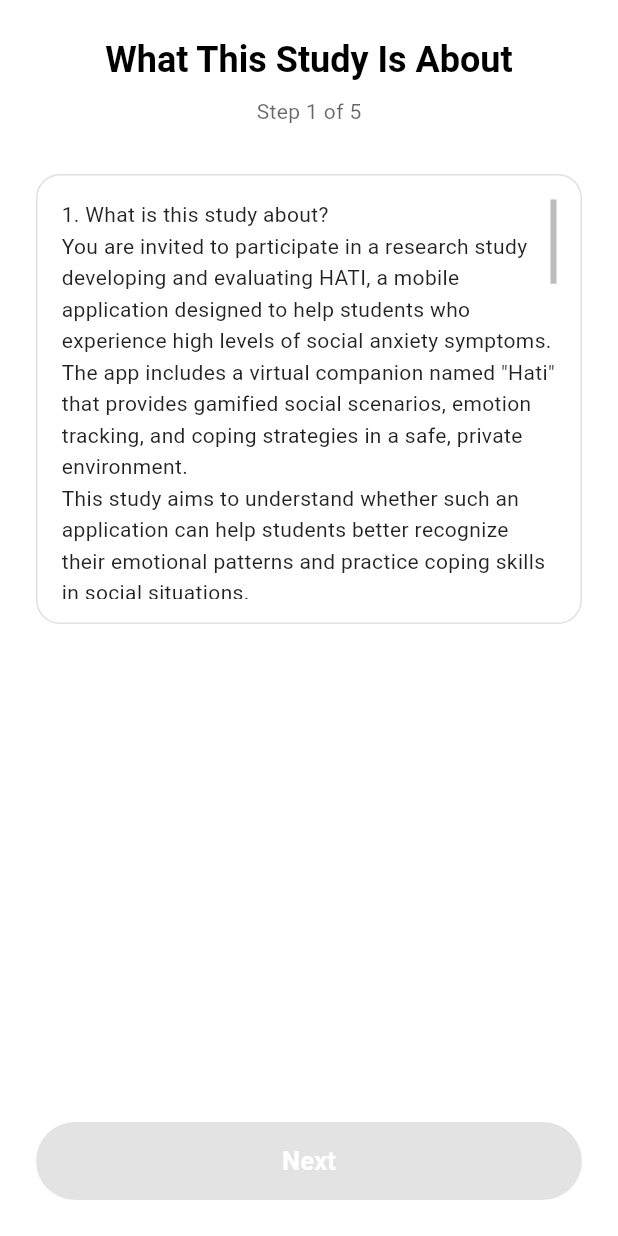
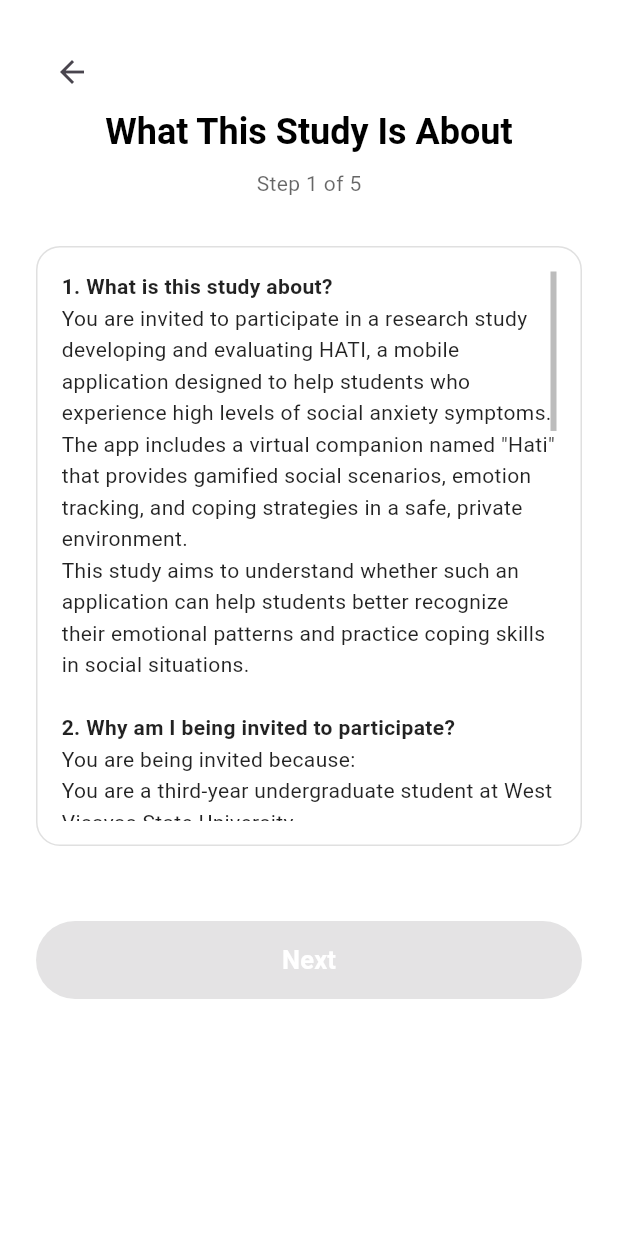
Before and after one commit to ririyaza/HATI, a Flutter app: the ConsentFlowScreen screen opened directly, on a phone screen of 412 x 824 dp. Run offline on Flutter 3.47's test engine with Material 3 defaults, Android fonts, the phone set to English and light mode, and no system bars; our stand-ins replace cloud_firestore, firebase_auth, firebase_core; accounts and stored records are empty.

Commit message:
added Hati character, added an intro page before informed consent, fixed the content in the informed consent

```diff
--- a/app/lib/features/auth/screen/login_screen.dart
+++ b/app/lib/features/auth/screen/login_screen.dart
@@ -3,7 +3,7 @@
 import 'package:flutter/material.dart';
 import 'signup_screen.dart';
 import '../../dashboard/screen/dashboard_screen.dart';
-import '../../onboarding/consent_flow_screen.dart';
+import '../../onboarding/consent_intro_screen.dart';
 import '../../onboarding/profile_setup_screen.dart';
 import '../../spinAssessment/screen/spin_assessment_screen.dart';
 import '../../spinAssessment/screen/low_score_exit_screen.dart';
@@ -107,7 +107,7 @@
 
     Widget next;
     if (!consentGiven) {
-      next = const ConsentFlowScreen();
+      next = const ConsentIntroScreen();
     } else if (!profileCompleted) {
       next = const ProfileSetupScreen();
     } else if (!initialSpinCompleted) {
--- a/app/lib/features/auth/screen/signup_screen.dart
+++ b/app/lib/features/auth/screen/signup_screen.dart
@@ -1,7 +1,7 @@
 import 'package:flutter/material.dart';
 import 'package:firebase_auth/firebase_auth.dart';
 import 'package:cloud_firestore/cloud_firestore.dart';
-import '../../onboarding/consent_flow_screen.dart';
+import '../../onboarding/consent_intro_screen.dart';
 
 class SignupScreen extends StatefulWidget {
   const SignupScreen({super.key});
@@ -50,7 +50,7 @@
       Navigator.pushReplacement(
         context,
         MaterialPageRoute(
-          builder: (_) => const ConsentFlowScreen(),
+          builder: (_) => const ConsentIntroScreen(),
         ),
       );
     } on FirebaseAuthException catch (e) {
--- a/app/lib/features/dashboard/screen/home_screen.dart
+++ b/app/lib/features/dashboard/screen/home_screen.dart
@@ -7,7 +7,7 @@
   Widget build(BuildContext context) {
     return Container(
       width: double.infinity,
-      color: const Color(0xFF007AFF),
+      color: const Color(0xFF0B28D9),
       child: SafeArea(
         child: Padding(
           padding: const EdgeInsets.all(24.0),
@@ -26,8 +26,8 @@
               const Spacer(),
               Center(
                 child: Image.asset(
-                  'app/images/bouncehati2.png',
-                  width: 240,
+                  'assets/bouncehati2.png',
+                  width: 300,
                   fit: BoxFit.contain,
                 ),
               ),
--- a/app/lib/features/dashboard/screen/profile_screen.dart
+++ b/app/lib/features/dashboard/screen/profile_screen.dart
@@ -7,7 +7,7 @@
   Widget build(BuildContext context) {
     return Container(
       width: double.infinity,
-      color: const Color(0xFF007AFF),
+      color: const Color(0xFF0B28D9),
       child: SafeArea(
         child: Padding(
           padding: const EdgeInsets.all(24.0),
--- a/app/lib/features/dashboard/screen/progress_screen.dart
+++ b/app/lib/features/dashboard/screen/progress_screen.dart
@@ -7,7 +7,7 @@
   Widget build(BuildContext context) {
     return Container(
       width: double.infinity,
-      color: const Color(0xFF007AFF),
+      color: const Color(0xFF0B28D9),
       child: SafeArea(
         child: Padding(
           padding: const EdgeInsets.all(24.0),
--- /dev/null
+++ b/app/lib/features/onboarding/consent_content.dart
@@ -0,0 +1,148 @@
+import 'package:flutter/material.dart';
+
+const List<InlineSpan> kConsentStudyAboutSpans = [
+  TextSpan(
+    text: '1. What is this study about?\n',
+    style: TextStyle(fontWeight: FontWeight.w700),
+  ),
+  TextSpan(
+    text:
+        'You are invited to participate in a research study developing and evaluating HATI, a mobile application designed to help students who experience high levels of social anxiety symptoms. The app includes a virtual companion named "Hati" that provides gamified social scenarios, emotion tracking, and coping strategies in a safe, private environment.\n'
+        'This study aims to understand whether such an application can help students better recognize their emotional patterns and practice coping skills in social situations.\n\n',
+  ),
+  TextSpan(
+    text: '2. Why am I being invited to participate?\n',
+    style: TextStyle(fontWeight: FontWeight.w700),
+  ),
+  TextSpan(
+    text:
+        'You are being invited because:\n'
+        'You are a third-year undergraduate student at West Visayas State University.\n'
+        'You have scored above 40 on the Social Phobia Inventory (SPIN) screening, indicating high social anxiety symptoms.\n'
+        'You are not currently diagnosed with Social Anxiety Disorder or receiving active professional mental health treatment.\n'
+        'You are 20 years of age or older.\n\n',
+  ),
+  TextSpan(
+    text: '3. What will happen if I agree to participate?\n',
+    style: TextStyle(fontWeight: FontWeight.w700),
+  ),
+  TextSpan(
+    text:
+        'If you agree to participate, you will be asked to:\n'
+        'Install the application on your mobile device with the assistance of the researchers.\n'
+        'Complete an initial SPIN assessment within the app (if not already completed).\n'
+        'Use the HATI application for a period of two weeks.\n'
+        'During use, you will engage with gamified social scenarios where you will type responses. You may also be given the option to provide brief voice recordings to help the app detect emotional cues.\n'
+        'The app will track your emotional patterns over time and provide adaptive feedback from the virtual companion.\n'
+        'At the end of the study period, you will complete another SPIN assessment and a GAD-7 assessment.\n'
+        'Participants will be asked to share their experience with the app through a feedback form.\n\n',
+  ),
+  TextSpan(
+    text: '4. Is HATI a substitute for professional mental health treatment?\n',
+    style: TextStyle(fontWeight: FontWeight.w700),
+  ),
+  TextSpan(
+    text:
+        'No. HATI is a self-help support tool designed for non-clinical use. It is not a diagnostic instrument and does not replace professional psychological or psychiatric treatment.\n'
+        'If you have concerns about your mental health, you may reach out to the WVSU University Guidance and Counseling Office:\n'
+        'Location: Hometel, Ground Floor, West Visayas State University\n'
+        'Contact:\n'
+        'Email:',
+  ),
+];
+
+const List<InlineSpan> kConsentDataCollectedSpans = [
+  TextSpan(
+    text: '5. What type of data will be collected?\n',
+    style: TextStyle(fontWeight: FontWeight.w700),
+  ),
+  TextSpan(
+    text:
+        'The following data will be collected:\n'
+        'Assessment Data: Your SPIN and GAD-7 scores.\n'
+        'App Usage Data: Your interactions with the app, including scenario choices, emotion logs, and progress tracking.\n'
+        'Text Input: The responses you type during gamified scenarios.\n'
+        'Audio Input: Optional voice recordings you choose to provide for emotion detection.\n'
+        'Feedback Data: Interview responses if you participate in the optional feedback session.\n\n',
+  ),
+  TextSpan(
+    text: '6. How will my data be used?\n',
+    style: TextStyle(fontWeight: FontWeight.w700),
+  ),
+  TextSpan(
+    text:
+        'Your data will be used for research purposes only, including:\n'
+        'Analyzing the usability and effectiveness of the HATI application.\n'
+        'Writing academic publications (thesis, presentation).\n'
+        'Improving future versions of the application.\n\n',
+  ),
+  TextSpan(
+    text: '7. Will my data be kept private?\n',
+    style: TextStyle(fontWeight: FontWeight.w700),
+  ),
+  TextSpan(
+    text:
+        'Yes. The research team will protect your privacy in the following ways:\n'
+        'Your data will be assigned a unique participant code for anonymization. Your name will not be stored with your research data and will only be accessed by one person in the research team.\n'
+        'All data will be stored on password-protected, encrypted servers accessible only to the core research team.\n'
+        'This study complies with the Philippine Data Privacy Act of 2012 (RA 10173).\n'
+        'Data transmission from third-party services used for emotion detection (text and voice analysis) will be encrypted and will not be permanently stored by these services.\n'
+        'Your personal identity will never be revealed in any publications or presentations resulting from this research. Only grouped or anonymized data will be reported.',
+  ),
+];
+
+const List<InlineSpan> kConsentRisksSupportSpans = [
+  TextSpan(
+    text: '8. What are the potential risks of participating?\n',
+    style: TextStyle(fontWeight: FontWeight.w700),
+  ),
+  TextSpan(
+    text:
+        'The risks are minimal but may include:\n'
+        'Temporary Discomfort: Reflecting on anxiety-provoking social situations may cause mild emotional discomfort. This is normal and similar to what you might experience in daily life.\n'
+        'Privacy Risks: As with any digital application, there is a small risk of data breach, though we take extensive precautions to prevent this.\n'
+        'If you experience significant distress while using the app, you are encouraged to contact the research team using the information provided at the end of this form. You will also be provided with contact information for the university guidance and counseling office and other mental health resources.\n\n',
+  ),
+  TextSpan(
+    text: '9. What are the potential benefits of participating?\n',
+    style: TextStyle(fontWeight: FontWeight.w700),
+  ),
+  TextSpan(
+    text:
+        'While there is no guarantee of direct benefit, possible benefits include:\n'
+        'Greater awareness of your emotional patterns and triggers.\n'
+        'Learning and practicing coping strategies for social anxiety.\n'
+        'Contributing to research that may help other students with similar experiences.\n'
+        'Access to a free, private tool for emotional self-monitoring.',
+  ),
+];
+
+const List<InlineSpan> kConsentParticipantRightsSpans = [
+  TextSpan(
+    text: '10. Is my participation mandatory?\n',
+    style: TextStyle(fontWeight: FontWeight.w700),
+  ),
+  TextSpan(
+    text:
+        'No. Your participation is completely voluntary. You may choose not to participate, or you may withdraw from the study at any time without any penalty, loss of benefits, or negative consequences to your academic standing.\n'
+        'If you withdraw, any data collected from you will be deleted and not used in the research.\n\n',
+  ),
+  TextSpan(
+    text: '11. Who can I contact if I have questions or concerns?\n',
+    style: TextStyle(fontWeight: FontWeight.w700),
+  ),
+  TextSpan(
+    text:
+        'If you have any questions about this study, please contact:\n'
+        'Researcher: Precious Mae J. Taleon\n'
+        'Email: preciousmae.taleon@wvsu.edu.ph\n'
+        'Contact Number: 09275311191\n'
+        'Researcher: Jaspher John E. Samalburo\n'
+        'Email: jaspherjohn.samalburo@wvsu.edu.ph\n'
+        'Contact Number: 09\n'
+        'If you experience distress, you can contact:\n'
+        'The National Centre for Mental Health Crisis Hotline\n'
+        'Tel: (02) 989-8727 (telephone)\n'
+        'Tel: (0917) 899-8727 (cellphone)',
+  ),
+];
--- a/app/lib/features/onboarding/consent_flow_screen.dart
+++ b/app/lib/features/onboarding/consent_flow_screen.dart
@@ -2,6 +2,7 @@
 import 'package:firebase_auth/firebase_auth.dart';
 import 'package:flutter/material.dart';
 
+import 'consent_content.dart';
 import 'profile_setup_screen.dart';
 
 class ConsentFlowScreen extends StatefulWidget {
@@ -17,19 +18,32 @@
   final _consentChecks = <bool>[false, false, false, false];
   final ScrollController _aboutScrollController = ScrollController();
   final ScrollController _dataScrollController = ScrollController();
+  final ScrollController _risksScrollController = ScrollController();
+  final ScrollController _rightsScrollController = ScrollController();
   bool _hasScrolledAbout = false;
+  bool _hasScrolledData = false;
+  bool _hasScrolledRisks = false;
+  bool _hasScrolledRights = false;
 
   @override
   void initState() {
     super.initState();
     _aboutScrollController.addListener(_handleAboutScroll);
+    _dataScrollController.addListener(_handleDataScroll);
+    _risksScrollController.addListener(_handleRisksScroll);
+    _rightsScrollController.addListener(_handleRightsScroll);
   }
 
   @override
   void dispose() {
     _aboutScrollController.removeListener(_handleAboutScroll);
+    _dataScrollController.removeListener(_handleDataScroll);
+    _risksScrollController.removeListener(_handleRisksScroll);
+    _rightsScrollController.removeListener(_handleRightsScroll);
     _aboutScrollController.dispose();
     _dataScrollController.dispose();
+    _risksScrollController.dispose();
+    _rightsScrollController.dispose();
     super.dispose();
   }
 
@@ -41,6 +55,39 @@
     final atBottom = position.pixels >= position.maxScrollExtent - 2;
     if (atBottom) {
       setState(() => _hasScrolledAbout = true);
+    }
+  }
+
+  void _handleDataScroll() {
+    if (_hasScrolledData) return;
+    if (!_dataScrollController.hasClients) return;
+    final position = _dataScrollController.position;
+    if (!position.hasContentDimensions) return;
+    final atBottom = position.pixels >= position.maxScrollExtent - 2;
+    if (atBottom) {
+      setState(() => _hasScrolledData = true);
+    }
+  }
+
+  void _handleRisksScroll() {
+    if (_hasScrolledRisks) return;
+    if (!_risksScrollController.hasClients) return;
+    final position = _risksScrollController.position;
+    if (!position.hasContentDimensions) return;
+    final atBottom = position.pixels >= position.maxScrollExtent - 2;
+    if (atBottom) {
+      setState(() => _hasScrolledRisks = true);
+    }
+  }
+
+  void _handleRightsScroll() {
+    if (_hasScrolledRights) return;
+    if (!_rightsScrollController.hasClients) return;
+    final position = _rightsScrollController.position;
+    if (!position.hasContentDimensions) return;
+    final atBottom = position.pixels >= position.maxScrollExtent - 2;
+    if (atBottom) {
+      setState(() => _hasScrolledRights = true);
     }
   }
 
@@ -231,6 +278,20 @@
           child: Column(
             crossAxisAlignment: CrossAxisAlignment.stretch,
             children: [
+              Align(
+                alignment: Alignment.centerLeft,
+                child: IconButton(
+                  onPressed: () {
+                    if (_stepIndex == 0) {
+                      Navigator.of(context).pop();
+                    } else {
+                      _previousStep();
+                    }
+                  },
+                  icon: const Icon(Icons.arrow_back),
+                  tooltip: 'Back',
+                ),
+              ),
               Center(
                 child: Text(
                   title,
@@ -251,8 +312,8 @@
                 ),
               ),
               const SizedBox(height: 32),
-              if (isAboutStep) content else Expanded(child: content),
-              if (isAboutStep) const Spacer(),
+              content,
+              const SizedBox(height: 50),
               if (isLastStep)
                 _buildConsentButtons(theme)
               else
@@ -281,7 +342,7 @@
   Widget _buildStudyAboutBox(ThemeData theme) {
     return SizedBox(
       width: double.infinity,
-      height: 300,
+      height: 400,
       child: Container(
         padding: const EdgeInsets.all(16),
         decoration: BoxDecoration(
@@ -294,34 +355,13 @@
           thumbVisibility: true,
           child: SingleChildScrollView(
             controller: _aboutScrollController,
-            child: Text(
-              '1. What is this study about?\n'
-              'You are invited to participate in a research study developing and evaluating HATI, a mobile application designed to help students who experience high levels of social anxiety symptoms. The app includes a virtual companion named "Hati" that provides gamified social scenarios, emotion tracking, and coping strategies in a safe, private environment.\n'
-              'This study aims to understand whether such an application can help students better recognize their emotional patterns and practice coping skills in social situations.\n\n'
-              '2. Why am I being invited to participate?\n'
-              'You are being invited because:\n'
-              'You are a third-year undergraduate student at West Visayas State University.\n'
-              'You have scored above 40 on the Social Phobia Inventory (SPIN) screening, indicating high social anxiety symptoms.\n'
-              'You are not currently diagnosed with Social Anxiety Disorder or receiving active professional mental health treatment.\n'
-              'You are 20 years of age or older.\n\n'
-              '3. What will happen if I agree to participate?\n'
-              'If you agree to participate, you will be asked to:\n'
-              'Install the application on your mobile device with the assistance of the researchers.\n'
-              'Complete an initial SPIN assessment within the app (if not already completed).\n'
-              'Use the HATI application for a period of two weeks.\n'
-              'During use, you will engage with gamified social scenarios where you will type responses. You may also be given the option to provide brief voice recordings to help the app detect emotional cues.\n'
-              'The app will track your emotional patterns over time and provide adaptive feedback from the virtual companion.\n'
-              'At the end of the study period, you will complete another SPIN assessment and a GAD-7 assessment.\n'
-              'Participants will be asked to share their experience with the app through a feedback form.\n\n'
-              '4. Is HATI a substitute for professional mental health treatment?\n'
-              'No. HATI is a self-help support tool designed for non-clinical use. It is not a diagnostic instrument and does not replace professional psychological or psychiatric treatment.\n'
-              'If you have concerns about your mental health, you may reach out to the WVSU University Guidance and Counseling Office:\n'
-              'Location: Hometel, Ground Floor, West Visayas State University\n'
-              'Contact:\n'
-              'Email:',
+            child: RichText(
+              text: TextSpan(
                 style: theme.textTheme.bodyMedium?.copyWith(
                   color: Colors.black87,
                   height: 1.5,
+                ),
+                children: kConsentStudyAboutSpans,
               ),
             ),
           ),
@@ -333,7 +373,7 @@
   Widget _buildDataCollectedBox(ThemeData theme) {
     return SizedBox(
       width: double.infinity,
-      height: 300,
+      height: 400,
       child: Container(
         padding: const EdgeInsets.all(16),
         decoration: BoxDecoration(
@@ -346,29 +386,13 @@
           thumbVisibility: true,
           child: SingleChildScrollView(
             controller: _dataScrollController,
-            child: Text(
-              '5. What type of data will be collected?\n'
-              'The following data will be collected:\n'
-              'Assessment Data: Your SPIN and GAD-7 scores.\n'
-              'App Usage Data: Your interactions with the app, including scenario choices, emotion logs, and progress tracking.\n'
-              'Text Input: The responses you type during gamified scenarios.\n'
-              'Audio Input: Optional voice recordings you choose to provide for emotion detection.\n'
-              'Feedback Data: Interview responses if you participate in the optional feedback session.\n\n'
-              '6. How will my data be used?\n'
-              'Your data will be used for research purposes only, including:\n'
-              'Analyzing the usability and effectiveness of the HATI application.\n'
-              'Writing academic publications (thesis, presentation).\n'
-              'Improving future versions of the application.\n\n'
-              '7. Will my data be kept private?\n'
-              'Yes. The research team will protect your privacy in the following ways:\n'
-              'Your data will be assigned a unique participant code for anonymization. Your name will not be stored with your research data and will only be accessed by one person in the research team.\n'
-              'All data will be stored on password-protected, encrypted servers accessible only to the core research team.\n'
-              'This study complies with the Philippine Data Privacy Act of 2012 (RA 10173).\n'
-              'Data transmission from third-party services used for emotion detection (text and voice analysis) will be encrypted and will not be permanently stored by these services.\n'
-              'Your personal identity will never be revealed in any publications or presentations resulting from this research. Only grouped or anonymized data will be reported.',
+            child: RichText(
+              text: TextSpan(
                 style: theme.textTheme.bodyMedium?.copyWith(
                   color: Colors.black87,
                   height: 1.5,
+                ),
+                children: kConsentDataCollectedSpans,
               ),
             ),
           ),
@@ -380,7 +404,7 @@
   Widget _buildRisksSupportBox(ThemeData theme) {
     return SizedBox(
       width: double.infinity,
-      height: 300,
+      height: 400,
       child: Container(
         padding: const EdgeInsets.all(16),
         decoration: BoxDecoration(
@@ -389,23 +413,17 @@
           border: Border.all(color: const Color(0xFFE0E0E0)),
         ),
         child: Scrollbar(
+          controller: _risksScrollController,
           thumbVisibility: true,
           child: SingleChildScrollView(
-            child: Text(
-              '8. What are the potential risks of participating?\n'
-              'The risks are minimal but may include:\n'
-              'Temporary Discomfort: Reflecting on anxiety-provoking social situations may cause mild emotional discomfort. This is normal and similar to what you might experience in daily life.\n'
-              'Privacy Risks: As with any digital application, there is a small risk of data breach, though we take extensive precautions to prevent this.\n'
-              'If you experience significant distress while using the app, you are encouraged to contact the research team using the information provided at the end of this form. You will also be provided with contact information for the university guidance and counseling office and other mental health resources.\n\n'
-              '9. What are the potential benefits of participating?\n'
-              'While there is no guarantee of direct benefit, possible benefits include:\n'
-              'Greater awareness of your emotional patterns and triggers.\n'
-              'Learning and practicing coping strategies for social anxiety.\n'
-              'Contributing to research that may help other students with similar experiences.\n'
-              'Access to a free, private tool for emotional self-monitoring.',
+            controller: _risksScrollController,
+            child: RichText(
+              text: TextSpan(
                 style: theme.textTheme.bodyMedium?.copyWith(
                   color: Colors.black87,
                   height: 1.5,
+                ),
+                children: kConsentRisksSupportSpans,
               ),
             ),
           ),
@@ -417,7 +435,7 @@
   Widget _buildParticipantRightsBox(ThemeData theme) {
     return SizedBox(
       width: double.infinity,
-      height: 300,
+      height: 400,
       child: Container(
         padding: const EdgeInsets.all(16),
         decoration: BoxDecoration(
@@ -426,27 +444,17 @@
           border: Border.all(color: const Color(0xFFE0E0E0)),
         ),
         child: Scrollbar(
+          controller: _rightsScrollController,
           thumbVisibility: true,
           child: SingleChildScrollView(
-            child: Text(
-              '10. Is my participation mandatory?\n'
-              'No. Your participation is completely voluntary. You may choose not to participate, or you may withdraw from the study at any time without any penalty, loss of benefits, or negative consequences to your academic standing.\n'
-              'If you withdraw, any data collected from you will be deleted and not used in the research.\n\n'
-              '11. Who can I contact if I have questions or concerns?\n'
-              'If you have any questions about this study, please contact:\n'
-              'Researcher: Precious Mae J. Taleon\n'
-              'Email: preciousmae.taleon@wvsu.edu.ph\n'
-              'Contact Number: 09275311191\n'
-              'Researcher: Jaspher John E. Samalburo\n'
-              'Email: jaspherjohn.samalburo@wvsu.edu.ph\n'
-              'Contact Number: 09\n'
-              'If you experience distress, you can contact:\n'
-              'The National Centre for Mental Health Crisis Hotline\n'
-              'Tel: (02) 989-8727 (telephone)\n'
-              'Tel: (0917) 899-8727 (cellphone)',
+            controller: _rightsScrollController,
+            child: RichText(
+              text: TextSpan(
                 style: theme.textTheme.bodyMedium?.copyWith(
                   color: Colors.black87,
                   height: 1.5,
+                ),
+                children: kConsentParticipantRightsSpans,
               ),
             ),
           ),
@@ -456,8 +464,13 @@
   }
 
   Widget _buildNavigationButtons(ThemeData theme) {
-    final isAboutStep = _stepIndex == 0;
-    final canProceed = !isAboutStep || _hasScrolledAbout;
+    final canProceed = switch (_stepIndex) {
+      0 => _hasScrolledAbout,
+      1 => _hasScrolledData,
+      2 => _hasScrolledRisks,
+      3 => _hasScrolledRights,
+      _ => true,
+    };
     return Column(
       crossAxisAlignment: CrossAxisAlignment.stretch,
       children: [
```
Also changed, not shown: app/lib/features/dashboard/screen/modules_screen.dart (+31 -28 lines), app/lib/features/onboarding/consent_intro_screen.dart (added, +136 -0 lines), app/lib/features/spinAssessment/screen/low_score_exit_screen.dart (+11 -9 lines), app/pubspec.yaml (+4 -4 lines), app/assets/hati bouncing.gif (added), app/assets/scenario.jpg (added). Lines whose indentation alone changed are shown as unchanged.
